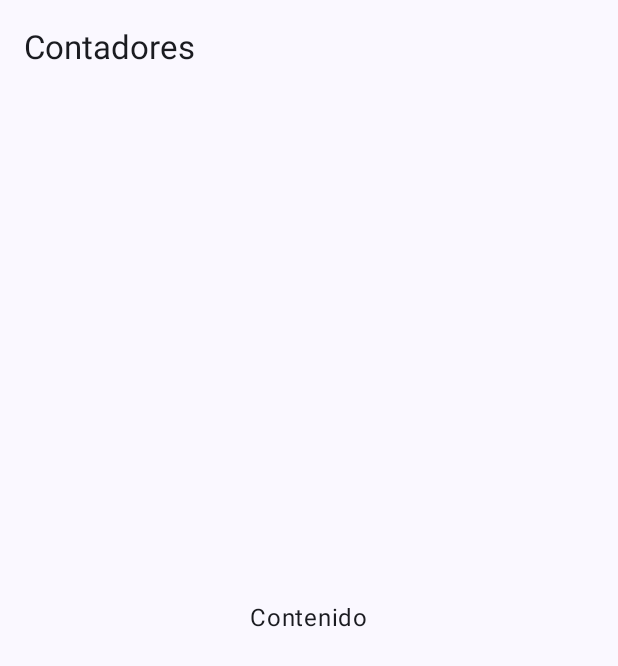
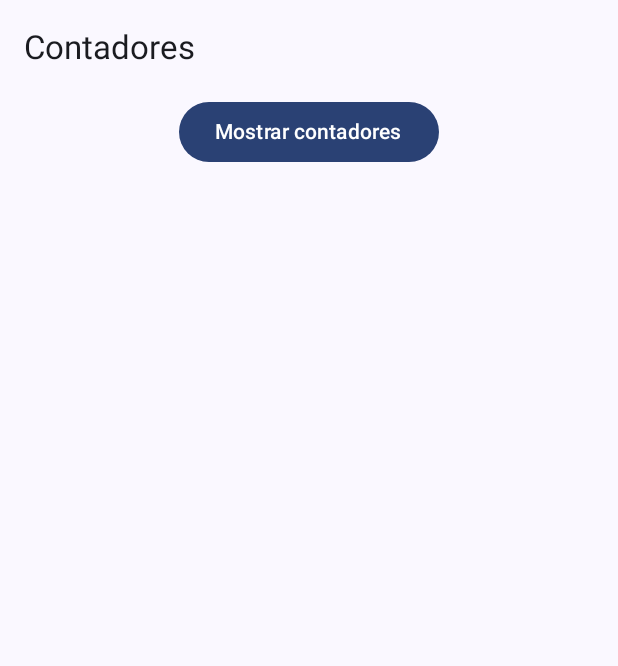
Before and after one commit to Angelmbx/Examen2Tyo, an Android app built with Jetpack Compose: the screen it shows after launch (MainActivity), after a tap on "Ejercicio 1", on a phone screen of 412 x 824 dp. Shown: the top 666 px of the screen. Run offline under Robolectric (Android 15) with nearby library versions, the phone set to English and light mode, and no system bars.

Commit message:
Ej 1 casi. Solucionar paddingvalues.

```diff
--- a/app/src/main/java/com/example/examen2tyo/navigation/Navigation.kt
+++ b/app/src/main/java/com/example/examen2tyo/navigation/Navigation.kt
@@ -5,7 +5,7 @@ import androidx.navigation.compose.NavHost
 import androidx.navigation.compose.composable
 import androidx.navigation.compose.rememberNavController
 import com.example.examen2tyo.screens.MainScreen
-import com.example.examen2tyo.screens.Screen1
+import com.example.examen2tyo.screens.EJ1.Screen1
 import com.example.examen2tyo.screens.Screen2
 
 @Composable
--- /dev/null
+++ b/app/src/main/java/com/example/examen2tyo/screens/EJ1/Ej01Screen.kt
@@ -0,0 +1,59 @@
+package com.example.examen2tyo.screens.EJ1
+
+import android.annotation.SuppressLint
+import androidx.compose.foundation.layout.Column
+import androidx.compose.foundation.layout.fillMaxSize
+import androidx.compose.material.icons.Icons
+import androidx.compose.material.icons.filled.Refresh
+import androidx.compose.material3.ExperimentalMaterial3Api
+import androidx.compose.material3.Icon
+import androidx.compose.material3.IconButton
+import androidx.compose.material3.Scaffold
+import androidx.compose.material3.Text
+import androidx.compose.material3.TopAppBar
+import androidx.compose.runtime.*
+import androidx.compose.runtime.saveable.rememberSaveable
+import androidx.compose.ui.Alignment
+import androidx.compose.ui.Modifier
+import androidx.compose.ui.res.stringResource
+import androidx.compose.ui.tooling.preview.Preview
+import com.example.examen2tyo.R
+
+@SuppressLint("UnusedMaterial3ScaffoldPaddingParameter")
+@OptIn(ExperimentalMaterial3Api::class)
+@Preview
+@Composable
+fun Screen1() {
+
+    var numContadores by rememberSaveable { mutableStateOf(0) }
+
+    Scaffold(
+        topBar = {
+            TopAppBar(
+                title = { Text(text = stringResource(id = R.string.app_name))},
+                actions= {
+                    if (numContadores != 0) {
+                        IconButton(onClick = { numContadores=0 }) {
+                            Icon(
+                                imageVector = Icons.Filled.Refresh,
+                                contentDescription = ""
+                            )
+                        }
+                    }
+                })
+        }
+    )
+    {padding->
+
+        Column(
+            Modifier.fillMaxSize(),
+            horizontalAlignment = Alignment.CenterHorizontally) {
+            if (numContadores==0){
+
+                Ej1TextFieldScreen(/*la creo aquí, se la paso a esta funcion?*/ onUpdateNumContadores= {numContadores=it})
+        } else {
+                Ej1ContadoresScreen(numContadores)
+            }
+    }
+    }
+}
--- /dev/null
+++ b/app/src/main/java/com/example/examen2tyo/screens/EJ1/Ej1TextFieldScreen.kt
@@ -0,0 +1,42 @@
+package com.example.examen2tyo.screens.EJ1
+
+import androidx.compose.foundation.layout.Column
+import androidx.compose.foundation.layout.fillMaxSize
+import androidx.compose.material3.Button
+import androidx.compose.material3.ExperimentalMaterial3Api
+import androidx.compose.material3.OutlinedTextField
+import androidx.compose.material3.Text
+import androidx.compose.runtime.*
+import androidx.compose.runtime.saveable.rememberSaveable
+import androidx.compose.ui.Alignment
+import androidx.compose.ui.Modifier
+
+@OptIn(ExperimentalMaterial3Api::class)
+@Composable
+fun Ej1TextFieldScreen(onUpdateNumContadores: (Int) -> Unit) {
+
+    var texto by rememberSaveable { mutableStateOf("") }
+
+
+    Column(
+        Modifier.fillMaxSize(),
+        horizontalAlignment = Alignment.CenterHorizontally
+    ) {
+//solucionar paddingvalues
+        OutlinedTextField(
+            value = texto,
+            onValueChange = {texto = it},
+            label={ Text(text = "Numero de contadores")}
+        )
+
+        Button(
+            onClick = {
+            if (texto.isNotBlank())
+                onUpdateNumContadores(texto.toIntOrNull()?:0)
+                texto=""
+            }) {
+            Text(text = "Mostrar contadores")
+        }
+
+    }
+}
--- a/app/src/main/java/com/example/examen2tyo/screens/Ej01Screen.kt
+++ /dev/null
@@ -1,38 +0,0 @@
-package com.example.examen2tyo.screens
-
-import android.annotation.SuppressLint
-import androidx.compose.foundation.layout.Box
-import androidx.compose.foundation.layout.fillMaxSize
-import androidx.compose.material3.ExperimentalMaterial3Api
-import androidx.compose.material3.Scaffold
-import androidx.compose.material3.Text
-import androidx.compose.material3.TopAppBar
-import androidx.compose.runtime.Composable
-import androidx.compose.ui.Alignment
-import androidx.compose.ui.Modifier
-import androidx.compose.ui.tooling.preview.Preview
-
-@SuppressLint("UnusedMaterial3ScaffoldPaddingParameter")
-@OptIn(ExperimentalMaterial3Api::class)
-@Preview
-@Composable
-fun Screen1() {
-
-    Scaffold(
-        topBar = {
-            TopAppBar(
-                title = {
-                    Text("Contadores")
-                }
-            )
-        }
-    ) {
-        Box(Modifier.fillMaxSize()) {
-            Text(
-                text = "Contenido",
-                modifier = Modifier.align(Alignment.Center)
-            )
-        }
-    }
-
-}
--- a/app/src/main/res/values/strings.xml
+++ b/app/src/main/res/values/strings.xml
@@ -1,3 +1,3 @@
 <resources>
-    <string name="app_name">Examen2Tyo</string>
+    <string name="app_name">Contadores</string>
 </resources>
```
Also changed, not shown: app/src/main/java/com/example/examen2tyo/MainActivity.kt (+10 -1 lines), app/src/main/java/com/example/examen2tyo/screens/EJ1/Ej1ContadoresScreen.kt (added, +46 -0 lines).
